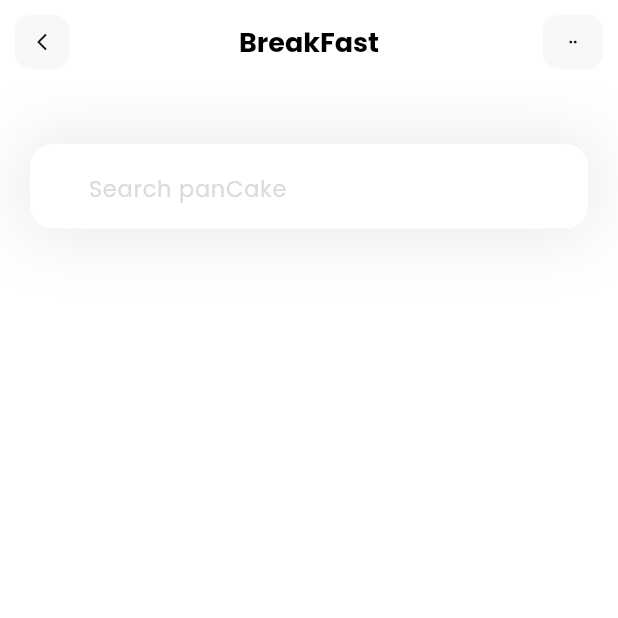
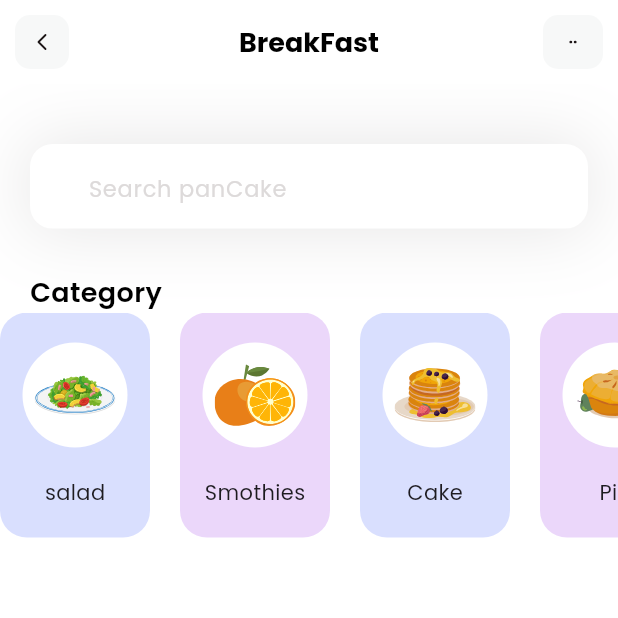
Before and after one commit to sabin79/breakfastUI, a Flutter app: the screen it shows after launch, on a phone screen of 412 x 824 dp, the top half of it. Run offline on Flutter 3.47's test engine with Material 3 defaults, Android fonts, the phone set to English and light mode, and no system bars; our stand-ins replace flutter_svg.

Commit message:
categories Section

```diff
--- /dev/null
+++ b/lib/models/category_model.dart
@@ -0,0 +1,39 @@
+import 'package:flutter/material.dart';
+
+class CategoryModel {
+  String name;
+  String iconPath;
+  Color boxColor;
+
+  CategoryModel({
+    required this.name,
+    required this.iconPath,
+    required this.boxColor,
+  });
+
+  static List<CategoryModel> getCategories() {
+    List<CategoryModel> categories = [];
+
+    categories.add(CategoryModel(
+        name: 'salad',
+        iconPath: 'assets/icons/plate.svg',
+        boxColor: const Color(0xff92A3FD)));
+
+    categories.add(CategoryModel(
+        name: 'Smothies',
+        iconPath: 'assets/icons/snacks.svg',
+        boxColor: const Color(0xffc58bf2)));
+
+    categories.add(CategoryModel(
+        name: 'Cake',
+        iconPath: 'assets/icons/pancakes.svg',
+        boxColor: const Color(0xff92A3FD)));
+
+    categories.add(CategoryModel(
+        name: 'Pie',
+        iconPath: 'assets/icons/pie.svg',
+        boxColor: const Color(0xffc58bf2)));
+
+    return categories;
+  }
+}
--- a/lib/page/homepage.dart
+++ b/lib/page/homepage.dart
@@ -1,24 +1,84 @@
 import 'package:flutter/material.dart';
 import 'package:flutter_svg/flutter_svg.dart';
+import 'package:foodui/models/category_model.dart';
 
 class HomePage extends StatefulWidget {
   const HomePage({super.key});
-
   @override
   State<HomePage> createState() => _HomePageState();
 }
 
 class _HomePageState extends State<HomePage> {
+  List<CategoryModel> categories = [];
+
+  void _getCategories() {
+    categories = CategoryModel.getCategories();
+  }
+
   @override
   Widget build(BuildContext context) {
+    _getCategories();
     return Scaffold(
       appBar: appBar(),
       backgroundColor: Colors.white,
       body: Column(
+        crossAxisAlignment: CrossAxisAlignment.start,
         children: [
           _searchfield(),
+          const SizedBox(
+            height: 30,
+          ),
+          _categoriesSection()
         ],
       ),
+    );
+  }
+
+  Column _categoriesSection() {
+    return Column(
+      crossAxisAlignment: CrossAxisAlignment.start,
+      children: [
+        const Padding(
+          padding: EdgeInsets.only(left: 20),
+          child: Text(
+            'Category',
+            style: TextStyle(
+                color: Colors.black, fontSize: 18, fontWeight: FontWeight.w600),
+          ),
+        ),
+        SizedBox(
+          height: 150,
+          child: ListView.separated(
+              itemCount: categories.length,
+              scrollDirection: Axis.horizontal,
+              separatorBuilder: (context, index) => const SizedBox(width: 20),
+              itemBuilder: (context, index) {
+                return Container(
+                  width: 100,
+                  decoration: BoxDecoration(
+                    color: categories[index].boxColor.withOpacity(0.35),
+                    borderRadius: BorderRadius.circular(18),
+                  ),
+                  child: Column(
+                    mainAxisAlignment: MainAxisAlignment.spaceEvenly,
+                    children: [
+                      Container(
+                        width: 70,
+                        height: 70,
+                        decoration: const BoxDecoration(
+                            color: Colors.white, shape: BoxShape.circle),
+                        child: Padding(
+                          padding: const EdgeInsets.all(8.0),
+                          child: SvgPicture.asset(categories[index].iconPath),
+                        ),
+                      ),
+                      Text(categories[index].name),
+                    ],
+                  ),
+                );
+              }),
+        ),
+      ],
     );
   }
 
```
Also changed, not shown: assets/icons/snacks.svg (renamed from assets/icons/orange-snacks.svg).
